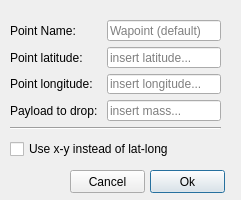
Above: addpointDialog.ui from sim-rse/flightscript before the change. Below: the same form after it.
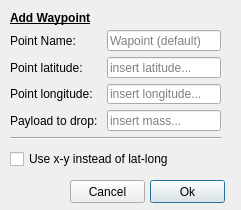
That is the form after the change. Icons and pictures are not drawn.

Commit message: added Zone dialog etc.

What changed in the file:
```diff
--- a/addpointDialog.ui
+++ b/addpointDialog.ui
@@ -7,7 +7,7 @@
     <x>0</x>
     <y>0</y>
     <width>241</width>
-    <height>200</height>
+    <height>210</height>
    </rect>
   </property>
   <property name="windowTitle">
@@ -21,7 +21,7 @@
    <property name="geometry">
     <rect>
      <x>10</x>
-     <y>20</y>
+     <y>30</y>
      <width>211</width>
      <height>101</height>
     </rect>
@@ -89,7 +89,7 @@
    <property name="geometry">
     <rect>
      <x>150</x>
-     <y>170</y>
+     <y>180</y>
      <width>75</width>
      <height>23</height>
     </rect>
@@ -102,7 +102,7 @@
    <property name="geometry">
     <rect>
      <x>70</x>
-     <y>170</y>
+     <y>180</y>
      <width>75</width>
      <height>23</height>
     </rect>
@@ -115,7 +115,7 @@
    <property name="geometry">
     <rect>
      <x>10</x>
-     <y>140</y>
+     <y>150</y>
      <width>161</width>
      <height>18</height>
     </rect>
@@ -128,7 +128,7 @@
    <property name="geometry">
     <rect>
      <x>10</x>
-     <y>120</y>
+     <y>130</y>
      <width>211</width>
      <height>16</height>
     </rect>
@@ -137,6 +137,26 @@
     <enum>Qt::Horizontal</enum>
    </property>
   </widget>
+  <widget class="QLabel" name="addLabel">
+   <property name="geometry">
+    <rect>
+     <x>10</x>
+     <y>10</y>
+     <width>121</width>
+     <height>16</height>
+    </rect>
+   </property>
+   <property name="font">
+    <font>
+     <weight>75</weight>
+     <bold>true</bold>
+     <underline>true</underline>
+    </font>
+   </property>
+   <property name="text">
+    <string>Add Waypoint</string>
+   </property>
+  </widget>
  </widget>
  <resources/>
  <connections/>
```
Left out of the diff: 8 changed lines with no effect on the pictures. The commit also changes 7 other files.
